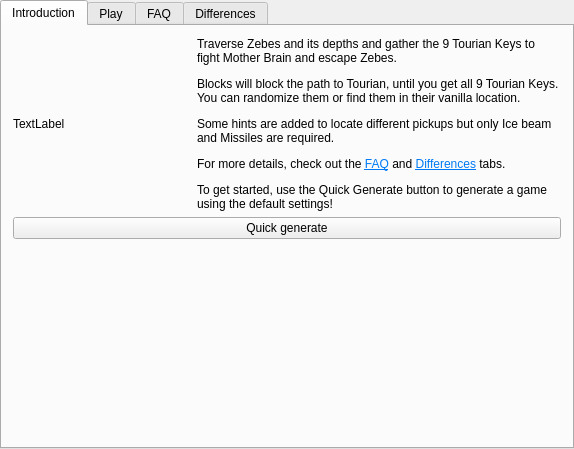
Old version of the form randovania/gui/ui_files/games_tab_planets_zebeth_widget.ui in the repository randovania/randovania.
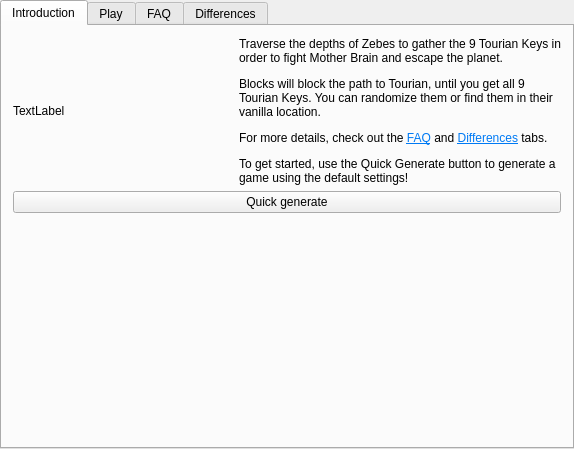
New version of the form. Custom widgets are drawn as their Qt base class.

Commit message: Planets (Zebeth): Fixed description typo and removed hints statement

The edit to the form file:
```diff
--- a/randovania/gui/ui_files/games_tab_planets_zebeth_widget.ui
+++ b/randovania/gui/ui_files/games_tab_planets_zebeth_widget.ui
@@ -31,9 +31,8 @@
        <widget class="QLabel" name="intro_label">
         <property name="text">
          <string>&lt;html&gt;&lt;head/&gt;&lt;body&gt;
-&lt;p&gt;Traverse Zebes and its depths and gather the 9 Tourian Keys to fight Mother Brain and escape Zebes.&lt;/p&gt;
+&lt;p&gt;Traverse the depths of Zebes to gather the 9 Tourian Keys in order to fight Mother Brain and escape the planet.&lt;/p&gt;
 &lt;p&gt;Blocks will block the path to Tourian, until you get all 9 Tourian Keys. You can randomize them or find them in their vanilla location.&lt;/p&gt;
-&lt;p&gt;Some hints are added to locate different pickups but only Ice beam and Missiles are required.&lt;/p&gt;
 &lt;p&gt;For more details, check out the &lt;a href=&quot;tab://FAQ&quot;&gt;&lt;span style=&quot; text-decoration: underline; color:#007af4;&quot;&gt;FAQ&lt;/span&gt;&lt;/a&gt; and &lt;a href=&quot;tab://Differences&quot;&gt;&lt;span style=&quot; text-decoration: underline; color:#007af4;&quot;&gt;Differences&lt;/span&gt;&lt;/a&gt; tabs.&lt;/p&gt;
 &lt;p&gt;To get started, use the Quick Generate button to generate a game using the default settings!&lt;/p&gt;&lt;/body&gt;&lt;/html&gt;</string>
         </property>
```
